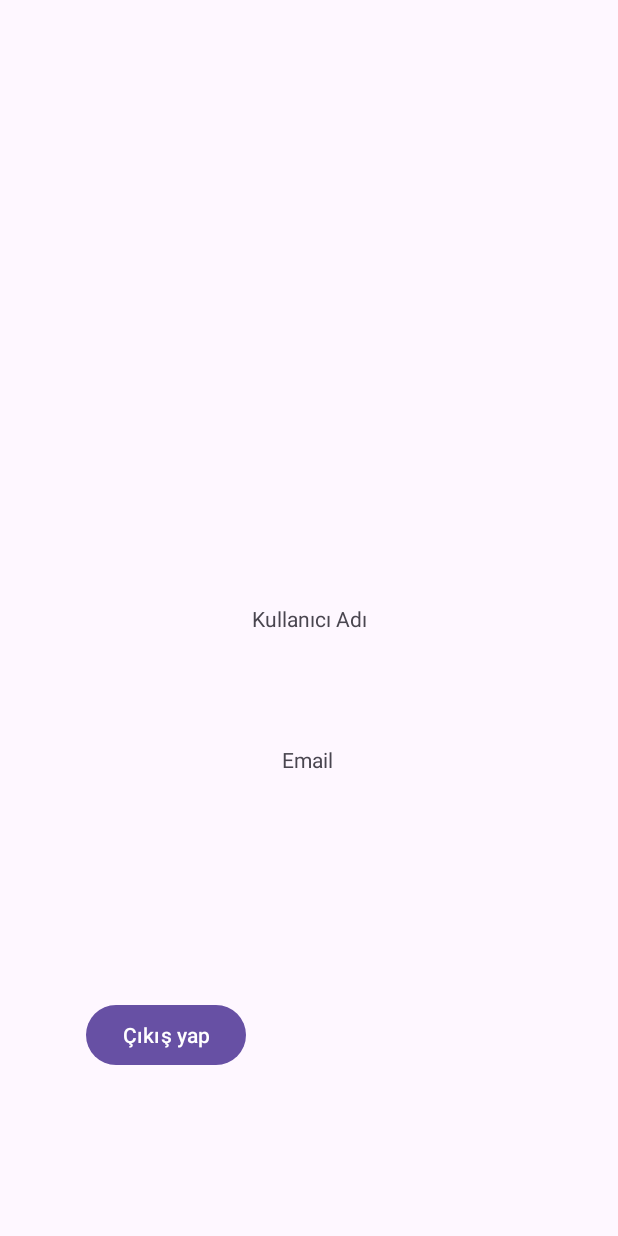
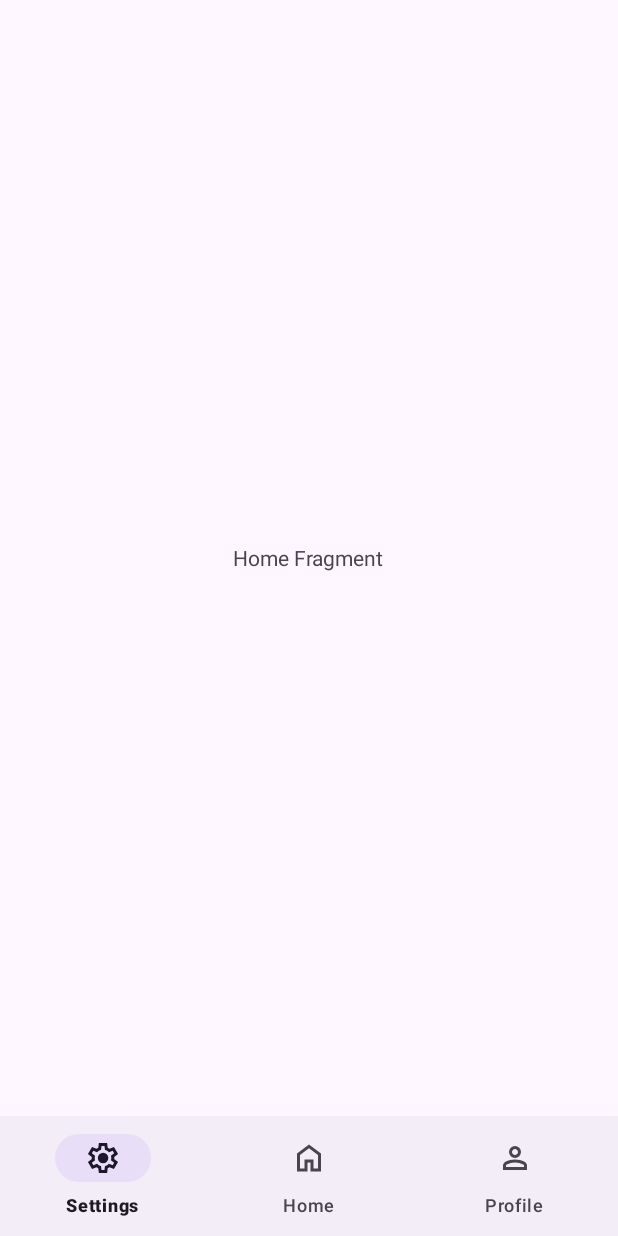
Before and after one commit to HobbyATM/HobbyApp, an Android app: the MainApp screen opened directly, with no data from a screen before it, on a phone screen of 412 x 824 dp. Run offline under Robolectric (Android 15) with nearby library versions, the phone set to English and light mode, and no system bars; our stand-ins replace Firebase (no records; nobody signed in at launch, a user with empty details on screens opened directly).

Commit message:
MainApp BottomNavBar

```diff
--- /dev/null
+++ b/app/src/main/java/com/example/hobbyapp/Home.kt
@@ -0,0 +1,59 @@
+package com.example.hobbyapp
+
+import android.os.Bundle
+import android.view.LayoutInflater
+import android.view.View
+import android.view.ViewGroup
+import androidx.fragment.app.Fragment
+
+// TODO: Rename parameter arguments, choose names that match
+// the fragment initialization parameters, e.g. ARG_ITEM_NUMBER
+private const val ARG_PARAM1 = "param1"
+private const val ARG_PARAM2 = "param2"
+
+/**
+ * A simple [Fragment] subclass.
+ * Use the [Home.newInstance] factory method to
+ * create an instance of this fragment.
+ */
+class Home : Fragment() {
+    // TODO: Rename and change types of parameters
+    private var param1: String? = null
+    private var param2: String? = null
+
+    override fun onCreate(savedInstanceState: Bundle?) {
+        super.onCreate(savedInstanceState)
+        arguments?.let {
+            param1 = it.getString(ARG_PARAM1)
+            param2 = it.getString(ARG_PARAM2)
+        }
+    }
+
+    override fun onCreateView(
+        inflater: LayoutInflater, container: ViewGroup?,
+        savedInstanceState: Bundle?
+    ): View? {
+        // Inflate the layout for this fragment
+        return inflater.inflate(R.layout.fragment_home, container, false)
+    }
+
+    companion object {
+        /**
+         * Use this factory method to create a new instance of
+         * this fragment using the provided parameters.
+         *
+         * @param param1 Parameter 1.
+         * @param param2 Parameter 2.
+         * @return A new instance of fragment Home.
+         */
+        // TODO: Rename and change types and number of parameters
+        @JvmStatic
+        fun newInstance(param1: String, param2: String) =
+            Home().apply {
+                arguments = Bundle().apply {
+                    putString(ARG_PARAM1, param1)
+                    putString(ARG_PARAM2, param2)
+                }
+            }
+    }
+}
--- a/app/src/main/java/com/example/hobbyapp/MainApp.kt
+++ b/app/src/main/java/com/example/hobbyapp/MainApp.kt
@@ -1,11 +1,11 @@
 package com.example.hobbyapp
 
 import android.content.Context
-import android.content.Intent
 import android.content.SharedPreferences
 import android.os.Bundle
 import android.widget.Toast
 import androidx.appcompat.app.AppCompatActivity
+import androidx.fragment.app.Fragment
 import com.example.hobbyapp.databinding.ActivityMainAppBinding
 import com.google.firebase.auth.FirebaseAuth
 import com.google.firebase.firestore.ktx.firestore
@@ -33,13 +33,18 @@ class MainApp : AppCompatActivity() {
         } else {
             Toast.makeText(this, "Kullanıcı ID bulunamadı", Toast.LENGTH_SHORT).show()
         }
+        replaceFragment(Home())
+        binding.bottomNavigationView.setOnItemSelectedListener {
+            when(it.itemId){
+                R.id.settings -> replaceFragment(Settings())
+                R.id.home -> replaceFragment(Home())
+                R.id.profile -> replaceFragment(Profile())
 
-        binding.logoutbutton.setOnClickListener {
-            saveLoginStatus(false)
-            firebaseAuth.signOut()
-            startActivity(Intent(this, SigninActivity::class.java))
-            Toast.makeText(this, "Çıkış yapılıyor", Toast.LENGTH_SHORT).show()
-            finish()
+                else ->{
+
+                }
+            }
+            true
         }
     }
 
@@ -49,8 +54,6 @@ class MainApp : AppCompatActivity() {
                 if (document != null) {
                     val userName = document.getString("name")
                     val userEmail = document.getString("email")
-                    binding.userNameTextView.text = userName
-                    binding.userEmailTextView.text = userEmail
                 } else {
                     Toast.makeText(this, "Belge bulunamadı", Toast.LENGTH_SHORT).show()
                 }
@@ -65,4 +68,11 @@ class MainApp : AppCompatActivity() {
         editor.putBoolean("isLoggedIn", status)
         editor.apply()
     }
+
+    private fun replaceFragment(fragment : Fragment){
+        val fragmentManager = supportFragmentManager
+        val  fragmentTransaction = fragmentManager.beginTransaction()
+        fragmentTransaction.replace(R.id.frame_layout,fragment)
+        fragmentTransaction.commit()
+    }
 }
--- /dev/null
+++ b/app/src/main/res/drawable/ic_home.xml
@@ -0,0 +1,9 @@
+<vector xmlns:android="http://schemas.android.com/apk/res/android"
+    android:width="24dp"
+    android:height="24dp"
+    android:viewportWidth="960"
+    android:viewportHeight="960">
+  <path
+      android:pathData="M240,760h120v-240h240v240h120v-360L480,220 240,400v360ZM160,840v-480l320,-240 320,240v480L520,840v-240h-80v240L160,840ZM480,490Z"
+      android:fillColor="#e8eaed"/>
+</vector>
--- /dev/null
+++ b/app/src/main/res/drawable/ic_person.xml
@@ -0,0 +1,9 @@
+<vector xmlns:android="http://schemas.android.com/apk/res/android"
+    android:width="24dp"
+    android:height="24dp"
+    android:viewportWidth="960"
+    android:viewportHeight="960">
+  <path
+      android:pathData="M480,480q-66,0 -113,-47t-47,-113q0,-66 47,-113t113,-47q66,0 113,47t47,113q0,66 -47,113t-113,47ZM160,800v-112q0,-34 17.5,-62.5T224,582q62,-31 126,-46.5T480,520q66,0 130,15.5T736,582q29,15 46.5,43.5T800,688v112L160,800ZM240,720h480v-32q0,-11 -5.5,-20T700,654q-54,-27 -109,-40.5T480,600q-56,0 -111,13.5T260,654q-9,5 -14.5,14t-5.5,20v32ZM480,400q33,0 56.5,-23.5T560,320q0,-33 -23.5,-56.5T480,240q-33,0 -56.5,23.5T400,320q0,33 23.5,56.5T480,400ZM480,320ZM480,720Z"
+      android:fillColor="#e8eaed"/>
+</vector>
--- /dev/null
+++ b/app/src/main/res/drawable/ic_settings.xml
@@ -0,0 +1,9 @@
+<vector xmlns:android="http://schemas.android.com/apk/res/android"
+    android:width="24dp"
+    android:height="24dp"
+    android:viewportWidth="960"
+    android:viewportHeight="960">
+  <path
+      android:pathData="m370,880 l-16,-128q-13,-5 -24.5,-12T307,725l-119,50L78,585l103,-78q-1,-7 -1,-13.5v-27q0,-6.5 1,-13.5L78,375l110,-190 119,50q11,-8 23,-15t24,-12l16,-128h220l16,128q13,5 24.5,12t22.5,15l119,-50 110,190 -103,78q1,7 1,13.5v27q0,6.5 -2,13.5l103,78 -110,190 -118,-50q-11,8 -23,15t-24,12L590,880L370,880ZM440,800h79l14,-106q31,-8 57.5,-23.5T639,633l99,41 39,-68 -86,-65q5,-14 7,-29.5t2,-31.5q0,-16 -2,-31.5t-7,-29.5l86,-65 -39,-68 -99,42q-22,-23 -48.5,-38.5T533,266l-13,-106h-79l-14,106q-31,8 -57.5,23.5T321,327l-99,-41 -39,68 86,64q-5,15 -7,30t-2,32q0,16 2,31t7,30l-86,65 39,68 99,-42q22,23 48.5,38.5T427,694l13,106ZM482,620q58,0 99,-41t41,-99q0,-58 -41,-99t-99,-41q-59,0 -99.5,41T342,480q0,58 40.5,99t99.5,41ZM480,480Z"
+      android:fillColor="#e8eaed"/>
+</vector>
--- a/app/src/main/res/layout/activity_main_app.xml
+++ b/app/src/main/res/layout/activity_main_app.xml
@@ -7,38 +7,24 @@
     android:layout_height="match_parent"
     tools:context=".MainApp">
 
-    <TextView
-        android:id="@+id/userNameTextView"
-        android:layout_width="wrap_content"
+    <FrameLayout
+        android:id="@+id/frame_layout"
+        android:layout_width="0dp"
+        android:layout_height="0dp"
+        app:layout_constraintBottom_toTopOf="@+id/bottomNavigationView"
+        app:layout_constraintEnd_toEndOf="parent"
+        app:layout_constraintStart_toStartOf="parent"
+        app:layout_constraintTop_toTopOf="parent">
+
+    </FrameLayout>
+
+    <com.google.android.material.bottomnavigation.BottomNavigationView
+        android:id="@+id/bottomNavigationView"
+        android:layout_width="0dp"
         android:layout_height="wrap_content"
-        android:text="Kullanıcı Adı"
         app:layout_constraintBottom_toBottomOf="parent"
         app:layout_constraintEnd_toEndOf="parent"
         app:layout_constraintStart_toStartOf="parent"
-        app:layout_constraintTop_toTopOf="parent" />
+        app:menu="@menu/bottom_nav"/>
 
-    <TextView
-        android:id="@+id/userEmailTextView"
-        android:layout_width="wrap_content"
-        android:layout_height="wrap_content"
-        android:text="Email"
-        app:layout_constraintBottom_toBottomOf="parent"
-        app:layout_constraintEnd_toEndOf="parent"
-        app:layout_constraintHorizontal_bias="0.498"
-        app:layout_constraintStart_toStartOf="parent"
-        app:layout_constraintTop_toBottomOf="@+id/userNameTextView"
-        app:layout_constraintVertical_bias="0.195" />
-
-    <Button
-        android:id="@+id/logoutbutton"
-        android:layout_width="wrap_content"
-        android:layout_height="wrap_content"
-        android:layout_marginTop="32dp"
-        android:text="Çıkış yap"
-        app:layout_constraintBottom_toBottomOf="parent"
-        app:layout_constraintEnd_toEndOf="parent"
-        app:layout_constraintHorizontal_bias="0.187"
-        app:layout_constraintStart_toStartOf="parent"
-        app:layout_constraintTop_toTopOf="parent"
-        app:layout_constraintVertical_bias="0.852" />
 </androidx.constraintlayout.widget.ConstraintLayout>
--- /dev/null
+++ b/app/src/main/res/layout/fragment_home.xml
@@ -0,0 +1,15 @@
+<?xml version="1.0" encoding="utf-8"?>
+<FrameLayout xmlns:android="http://schemas.android.com/apk/res/android"
+    xmlns:tools="http://schemas.android.com/tools"
+    android:layout_width="match_parent"
+    android:layout_height="match_parent"
+    tools:context=".Home">
+
+    <!-- TODO: Update blank fragment layout -->
+    <TextView
+        android:layout_width="wrap_content"
+        android:layout_height="wrap_content"
+        android:text="Home Fragment"
+        android:layout_gravity="center"/>
+
+</FrameLayout>
--- /dev/null
+++ b/app/src/main/res/menu/bottom_nav.xml
@@ -0,0 +1,13 @@
+<?xml version="1.0" encoding="utf-8"?>
+<menu xmlns:android="http://schemas.android.com/apk/res/android">
+
+    <item android:title="Settings"
+        android:id="@+id/settings"
+        android:icon="@drawable/ic_settings"/>
+    <item android:title="Home"
+        android:id="@+id/home"
+        android:icon="@drawable/ic_home"/>
+    <item android:title="Profile"
+        android:id="@+id/profile"
+        android:icon="@drawable/ic_person"/>
+</menu>
--- a/app/src/main/res/values/strings.xml
+++ b/app/src/main/res/values/strings.xml
@@ -1,3 +1,5 @@
 <resources>
     <string name="app_name">HobbyApp</string>
+    <!-- TODO: Remove or change this placeholder text -->
+    <string name="hello_blank_fragment">Hello blank fragment</string>
 </resources>
```
Also changed, not shown: app/src/main/java/com/example/hobbyapp/Profile.kt (added, +59 -0 lines), app/src/main/java/com/example/hobbyapp/Settings.kt (added, +59 -0 lines), app/src/main/res/layout/fragment_profile.xml (added, +15 -0 lines), app/src/main/res/layout/fragment_settings.xml (added, +15 -0 lines).
